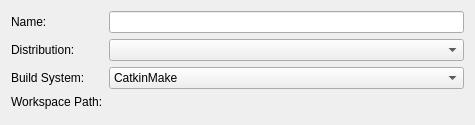
Old version of the form src/project_manager/ros_import_wizard_page.ui in the repository ros-industrial/ros_qtc_plugin.
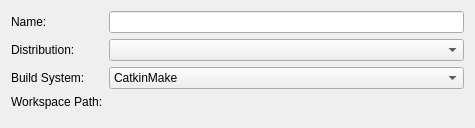
New version of the form. Custom widgets are drawn as their Qt base class.

```diff
--- a/src/project_manager/ros_import_wizard_page.ui
+++ b/src/project_manager/ros_import_wizard_page.ui
@@ -7,7 +7,7 @@
     <x>0</x>
     <y>0</y>
     <width>475</width>
-    <height>125</height>
+    <height>128</height>
    </rect>
   </property>
   <property name="sizePolicy">
```
Left out of the diff: 5 changed lines with no effect on the pictures.
